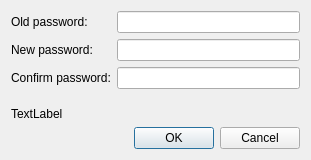
The window that brokerpassdialog.ui (zoltan-ongithub/x2goclient-qt5) describes before a commit, drawn with Qt 5.
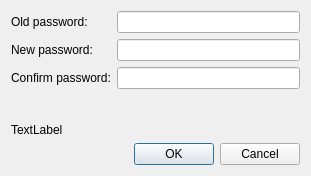
The same window after the commit.

```diff
--- a/brokerpassdialog.ui
+++ b/brokerpassdialog.ui
@@ -7,7 +7,7 @@
     <x>0</x>
     <y>0</y>
     <width>311</width>
-    <height>160</height>
+    <height>176</height>
    </rect>
   </property>
   <property name="windowTitle">
```
Left out of the diff: 1 changed line with no effect on the pictures.
